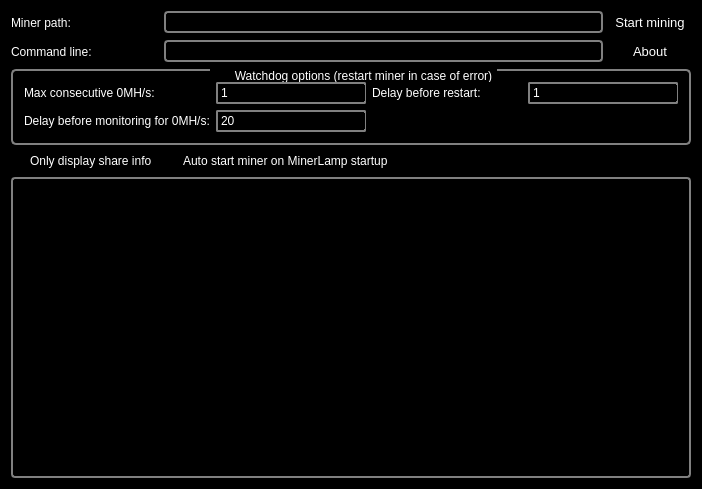
Old version of the form mainwindow.ui in the repository orkblutt/MinerLamp.
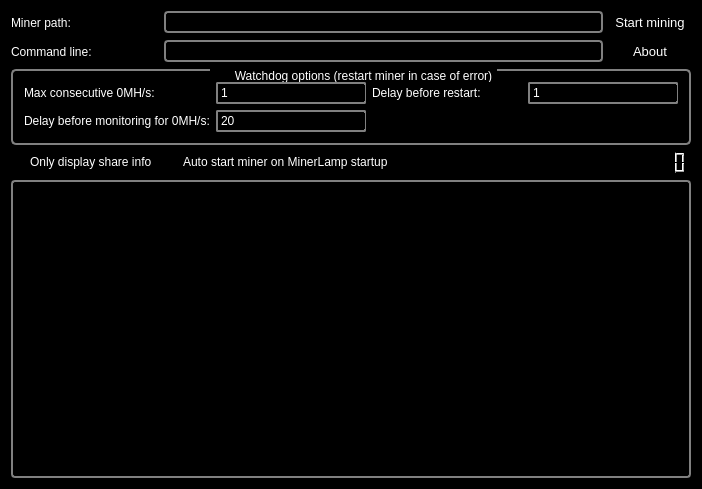
New version of the form. Icons and pictures are not drawn.

```diff
--- a/mainwindow.ui
+++ b/mainwindow.ui
@@ -333,6 +333,13 @@
       </property>
      </widget>
     </item>
+    <item row="3" column="2">
+     <widget class="QLCDNumber" name="lcdNumber">
+      <property name="digitCount">
+       <number>7</number>
+      </property>
+     </widget>
+    </item>
    </layout>
   </widget>
  </widget>
```
